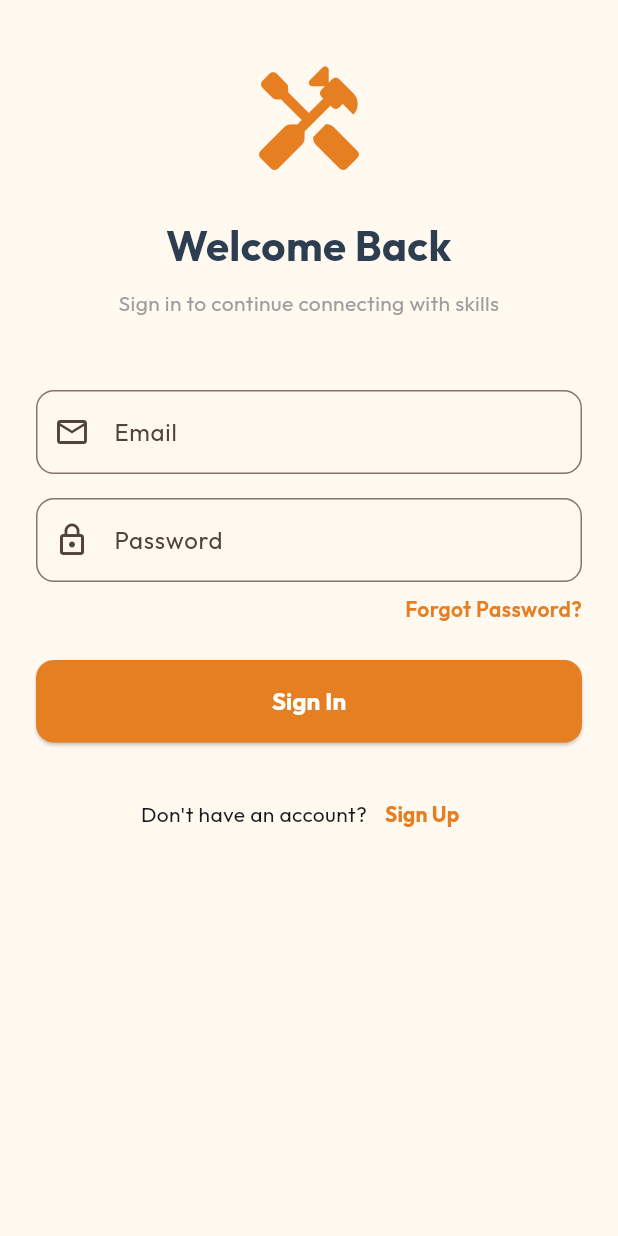
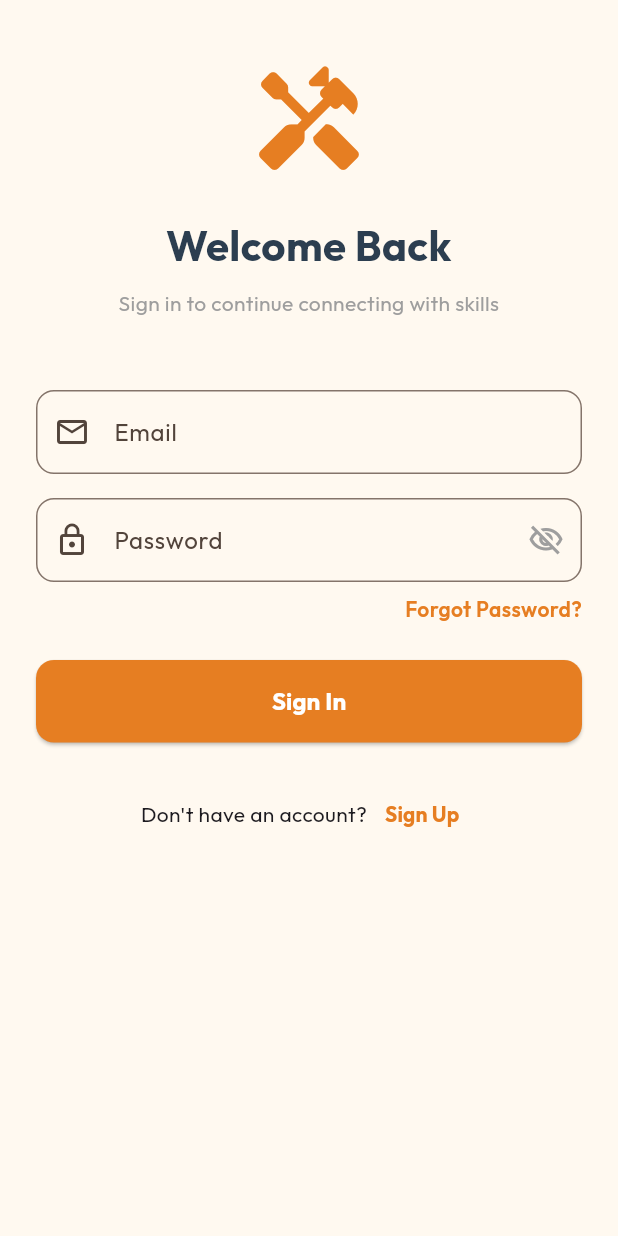
Before and after one commit to Karabo-jpg/SkillsConnect, a Flutter app: the screen it shows after launch, on a phone screen of 412 x 824 dp. Run offline on Flutter 3.47's test engine with Material 3 defaults, Android fonts, the phone set to English and light mode, and no system bars; our stand-ins replace cloud_firestore, equatable, firebase_auth, firebase_core, flutter_bloc, get_it and 2 more; accounts and stored records are empty.

Commit message:
Fix: add password visibility toggle to LoginPage

```diff
--- a/lib/presentation/pages/login_page.dart
+++ b/lib/presentation/pages/login_page.dart
@@ -3,8 +3,13 @@ import 'package:flutter_bloc/flutter_bloc.dart';
 import 'package:skillconnect/presentation/blocs/auth_bloc.dart';
 import 'package:skillconnect/presentation/pages/register_page.dart';
 
-/// Login page with Email/Password authentication.
-/// Includes forgot password dialog and input validation.
+/// Login screen for returning users.
+///
+/// Supports Email/Password authentication via [AuthBloc]. Includes:
+/// - Input validation (empty-field guard before dispatch)
+/// - Password visibility toggle for improved usability
+/// - Forgot-password dialog that triggers a Firebase reset email
+/// - Navigation to [RegisterPage] for new users
 class LoginPage extends StatefulWidget {
   const LoginPage({super.key});
 
@@ -16,6 +21,9 @@ class _LoginPageState extends State<LoginPage> {
   final _emailController = TextEditingController();
   final _passwordController = TextEditingController();
 
+  /// Controls whether the password field shows plain text.
+  bool _obscurePassword = true;
+
   @override
   void dispose() {
     _emailController.dispose();
@@ -23,7 +31,10 @@ class _LoginPageState extends State<LoginPage> {
     super.dispose();
   }
 
-  /// Shows a dialog for password reset via email
+  /// Shows a modal dialog that lets the user request a password-reset email.
+  ///
+  /// Dispatches [AuthSendPasswordResetRequested] to [AuthBloc] and shows a
+  /// confirmation [SnackBar] so the user knows the email is on its way.
   void _showForgotPasswordDialog() {
     final resetEmailController = TextEditingController();
     showDialog(
@@ -100,8 +111,10 @@ class _LoginPageState extends State<LoginPage> {
                 style: TextStyle(color: Colors.grey),
               ),
               const SizedBox(height: 48),
+              // Email input field
               TextField(
                 controller: _emailController,
+                keyboardType: TextInputType.emailAddress,
                 decoration: InputDecoration(
                   labelText: 'Email',
                   prefixIcon: const Icon(Icons.email_outlined),
@@ -111,14 +124,28 @@ class _LoginPageState extends State<LoginPage> {
                 ),
               ),
               const SizedBox(height: 16),
+              // Password field with visibility toggle
               TextField(
                 controller: _passwordController,
-                obscureText: true,
+                obscureText: _obscurePassword,
                 decoration: InputDecoration(
                   labelText: 'Password',
                   prefixIcon: const Icon(Icons.lock_outline),
                   border: OutlineInputBorder(
                     borderRadius: BorderRadius.circular(12),
+                  ),
+                  suffixIcon: IconButton(
+                    icon: Icon(
+                      _obscurePassword
+                          ? Icons.visibility_off_outlined
+                          : Icons.visibility_outlined,
+                      color: Colors.grey,
+                    ),
+                    onPressed: () {
+                      setState(() {
+                        _obscurePassword = !_obscurePassword;
+                      });
+                    },
                   ),
                 ),
               ),
@@ -130,15 +157,20 @@ class _LoginPageState extends State<LoginPage> {
                     onTap: _showForgotPasswordDialog,
                     child: const Text(
                       'Forgot Password?',
-                      style: TextStyle(color: Color(0xFFE67E22), fontWeight: FontWeight.w600),
+                      style: TextStyle(
+                        color: Color(0xFFE67E22),
+                        fontWeight: FontWeight.w600,
+                      ),
                     ),
                   ),
                 ),
               ),
               const SizedBox(height: 24),
+              // BLoC-driven sign-in button: shows spinner while AuthLoading,
+              // dispatches LogInRequested after basic empty-field validation.
               BlocConsumer<AuthBloc, AuthState>(
                 listener: (context, state) {
-                   if (state is AuthError) {
+                  if (state is AuthError) {
                     ScaffoldMessenger.of(context).showSnackBar(
                       SnackBar(content: Text(state.message)),
                     );
@@ -150,14 +182,20 @@ class _LoginPageState extends State<LoginPage> {
                   }
                   return ElevatedButton(
                     onPressed: () {
-                      if (_emailController.text.isEmpty || _passwordController.text.isEmpty) {
+                      if (_emailController.text.isEmpty ||
+                          _passwordController.text.isEmpty) {
                         ScaffoldMessenger.of(context).showSnackBar(
-                          const SnackBar(content: Text('Please enter email and password')),
+                          const SnackBar(
+                            content: Text('Please enter email and password'),
+                          ),
                         );
                         return;
                       }
                       context.read<AuthBloc>().add(
-                        LogInRequested(_emailController.text, _passwordController.text),
+                        LogInRequested(
+                          _emailController.text,
+                          _passwordController.text,
+                        ),
                       );
                     },
                     style: ElevatedButton.styleFrom(
@@ -168,7 +206,10 @@ class _LoginPageState extends State<LoginPage> {
                         borderRadius: BorderRadius.circular(12),
                       ),
                     ),
-                    child: const Text('Sign In', style: TextStyle(fontSize: 16, fontWeight: FontWeight.bold)),
+                    child: const Text(
+                      'Sign In',
+                      style: TextStyle(fontSize: 16, fontWeight: FontWeight.bold),
+                    ),
                   );
                 },
               ),
@@ -181,10 +222,18 @@ class _LoginPageState extends State<LoginPage> {
                     onPressed: () {
                       Navigator.push(
                         context,
-                        MaterialPageRoute(builder: (context) => const RegisterPage()),
+                        MaterialPageRoute(
+                          builder: (context) => const RegisterPage(),
+                        ),
                       );
                     },
-                    child: const Text('Sign Up', style: TextStyle(fontWeight: FontWeight.bold, color: Color(0xFFE67E22))),
+                    child: const Text(
+                      'Sign Up',
+                      style: TextStyle(
+                        fontWeight: FontWeight.bold,
+                        color: Color(0xFFE67E22),
+                      ),
+                    ),
                   ),
                 ],
               ),
```
